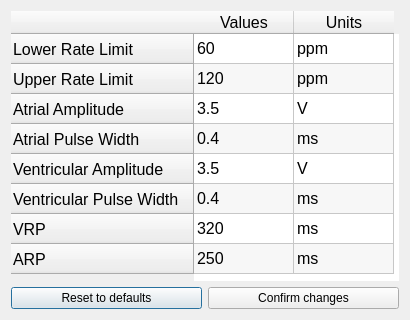
This is DCM/ui_files/parameters.ui in CarlosCapili/3K04-Pacemaker-Project as Qt 5 draws it before an edit. The edited form follows.
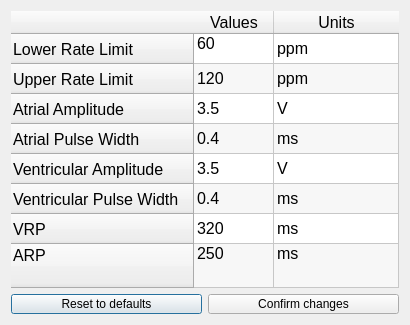
This is the edited form.

What changed in the file:
```diff
--- a/DCM/ui_files/parameters.ui
+++ b/DCM/ui_files/parameters.ui
@@ -7,7 +7,7 @@
     <x>0</x>
     <y>0</y>
     <width>410</width>
-    <height>320</height>
+    <height>325</height>
    </rect>
   </property>
   <property name="sizePolicy">
@@ -19,13 +19,13 @@
   <property name="minimumSize">
    <size>
     <width>410</width>
-    <height>320</height>
+    <height>325</height>
    </size>
   </property>
   <property name="maximumSize">
    <size>
-    <width>410</width>
-    <height>320</height>
+    <width>500</width>
+    <height>500</height>
    </size>
   </property>
   <property name="windowTitle">
@@ -76,7 +76,7 @@
       <number>1</number>
      </property>
      <property name="sizeAdjustPolicy">
-      <enum>QAbstractScrollArea::AdjustIgnored</enum>
+      <enum>QAbstractScrollArea::AdjustToContents</enum>
      </property>
      <property name="dragEnabled">
       <bool>false</bool>
@@ -102,6 +102,9 @@
      <attribute name="horizontalHeaderCascadingSectionResizes">
       <bool>false</bool>
      </attribute>
+     <attribute name="horizontalHeaderDefaultSectionSize">
+      <number>80</number>
+     </attribute>
      <attribute name="horizontalHeaderHighlightSections">
       <bool>true</bool>
      </attribute>
@@ -109,7 +112,7 @@
       <bool>false</bool>
      </attribute>
      <attribute name="horizontalHeaderStretchLastSection">
-      <bool>false</bool>
+      <bool>true</bool>
      </attribute>
      <attribute name="verticalHeaderVisible">
       <bool>true</bool>
@@ -117,9 +120,15 @@
      <attribute name="verticalHeaderCascadingSectionResizes">
       <bool>false</bool>
      </attribute>
+     <attribute name="verticalHeaderDefaultSectionSize">
+      <number>30</number>
+     </attribute>
      <attribute name="verticalHeaderHighlightSections">
       <bool>false</bool>
      </attribute>
+     <attribute name="verticalHeaderStretchLastSection">
+      <bool>true</bool>
+     </attribute>
      <row>
       <property name="text">
        <string>Lower Rate Limit</string>
@@ -159,6 +168,9 @@
       <property name="text">
        <string>ARP</string>
       </property>
+      <property name="textAlignment">
+       <set>AlignLeading|AlignTop</set>
+      </property>
      </row>
      <column>
       <property name="text">
@@ -174,6 +186,9 @@
       <property name="text">
        <string>60</string>
       </property>
+      <property name="textAlignment">
+       <set>AlignLeading|AlignTop</set>
+      </property>
      </item>
      <item row="0" column="1">
       <property name="text">
@@ -265,11 +280,17 @@
       <property name="text">
        <string>250</string>
       </property>
+      <property name="textAlignment">
+       <set>AlignLeading|AlignTop</set>
+      </property>
      </item>
      <item row="7" column="1">
       <property name="text">
        <string>ms</string>
       </property>
+      <property name="textAlignment">
+       <set>AlignLeading|AlignTop</set>
+      </property>
       <property name="flags">
        <set>ItemIsDragEnabled|ItemIsUserCheckable|ItemIsEnabled</set>
       </property>
```
Left out of the diff: 60 changed lines with no effect on the pictures.
